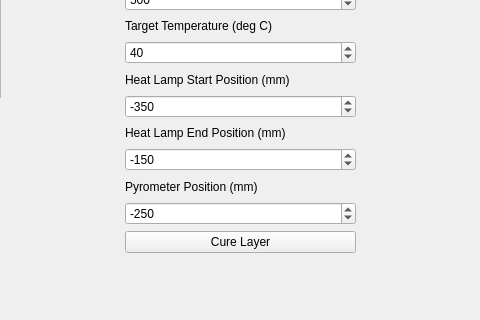
Qt form src/ui/heatlampwidget.ui (BYUCreateResearchLab/CREATE_LAB_Binder_Jet_Printer) before a commit; both pictures show x 305 to 785 and y 174 to 494 of the 1065 by 673 pixel window.
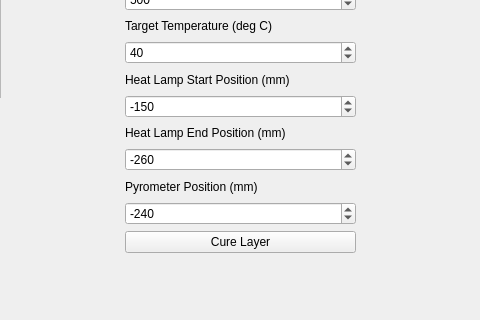
The same form after that commit.

Commit message: adjusted cure_layer function

```diff
--- a/src/ui/heatlampwidget.ui
+++ b/src/ui/heatlampwidget.ui
@@ -143,7 +143,7 @@
        <number>10000</number>
       </property>
       <property name="value">
-       <number>-350</number>
+       <number>-150</number>
       </property>
      </widget>
     </item>
@@ -163,7 +163,7 @@
        <number>100000</number>
       </property>
       <property name="value">
-       <number>-150</number>
+       <number>-260</number>
       </property>
      </widget>
     </item>
@@ -183,7 +183,7 @@
        <number>100000</number>
       </property>
       <property name="value">
-       <number>-250</number>
+       <number>-240</number>
       </property>
      </widget>
     </item>
```
The commit also changes 1 other file.
